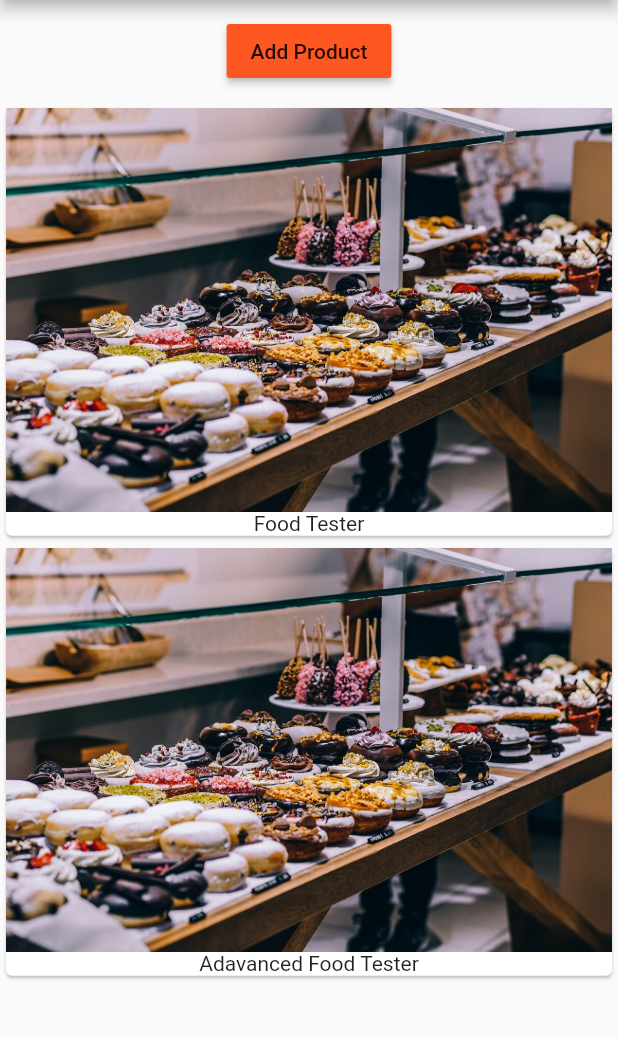
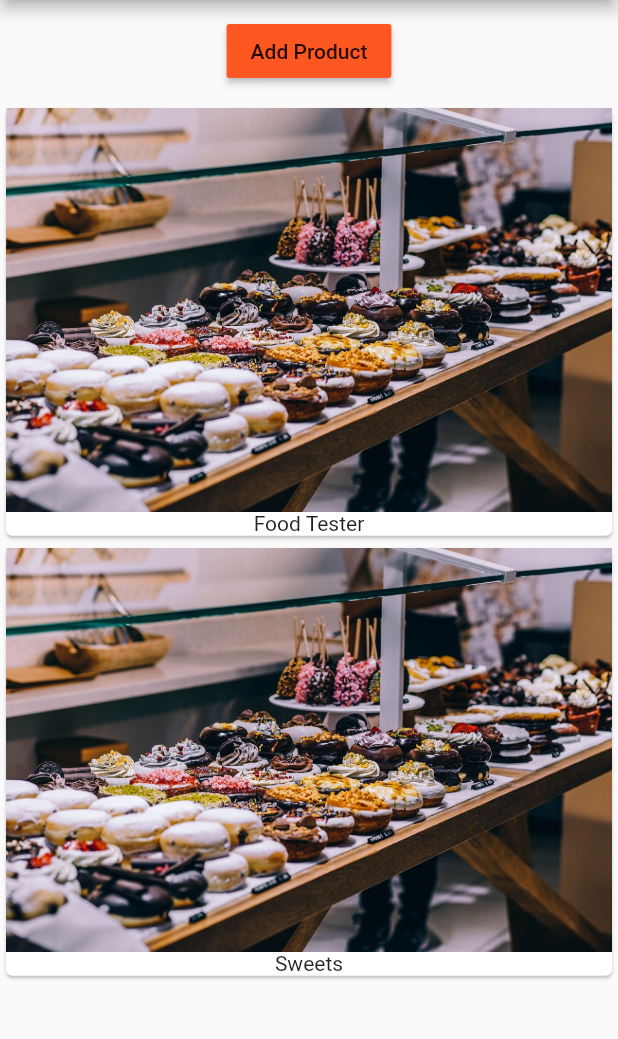
Before and after one commit to poncerapha/flutter, a Flutter app: the screen it shows after launch, after a tap on "Add Product", on a phone screen of 412 x 824 dp, the part 84-1123 px from its top. Run offline on Flutter 3.47's test engine with Material 2 defaults, Android fonts, the phone set to English and light mode, and no system bars.

Commit message:
Terminando primeira sessão

```diff
--- a/app_udemy/lib/product_manager.dart
+++ b/app_udemy/lib/product_manager.dart
@@ -26,7 +26,7 @@ class _ProductManagerState extends State<ProductManager> {
 
   void _addProducts(String product) {
     setState(() {
-      _products.add('Adavanced Food Tester');
+      _products.add(product);
     });
   }
 
```
